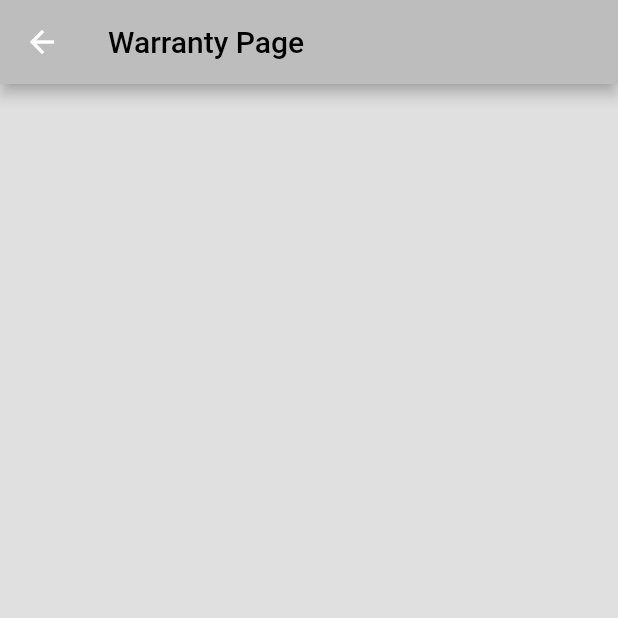
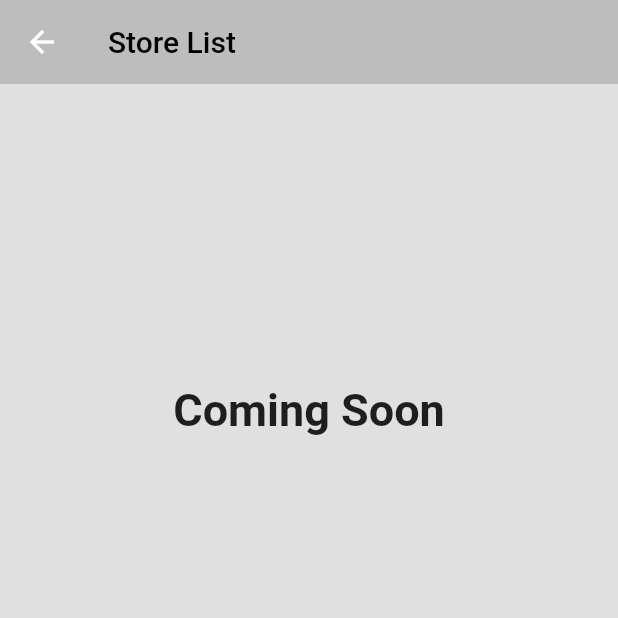
Before and after one commit to AkmalMomo/Warranty_tracker, a Flutter app: the screen it shows once a user with an empty profile is signed in, after a tap on "Store List", on a phone screen of 412 x 824 dp, the top half of it. Run offline on Flutter 3.47's test engine with Material 2 defaults, Android fonts, the phone set to English and light mode, and no system bars; our stand-ins replace cloud_firestore, firebase_auth, firebase_storage, flutter_spinkit, image_picker; missing offline and left inert: firebase_admob; accounts and stored records are empty; network calls fail.

Commit message:
implement admob

```diff
--- /dev/null
+++ b/warranty_tracker/lib/Store List/storelist.dart
@@ -0,0 +1,33 @@
+import 'package:flutter/material.dart';
+
+class StoreList extends StatelessWidget {
+  String uid;
+  StoreList({this.uid});
+  @override
+  Widget build(BuildContext context) {
+    return Scaffold(
+      backgroundColor: Colors.grey[300],
+      appBar: AppBar(
+        backgroundColor: Colors.grey[400],
+        title: Text(
+          'Store List',
+          style: TextStyle(color: Colors.black),
+        ),
+        elevation: 0.0,
+      ),
+      body: Center(
+        child: Column(
+          children: <Widget>[
+            SizedBox(
+              height: 200,
+            ),
+            Text(
+              "Coming Soon",
+              style: TextStyle(fontSize: 30, fontWeight: FontWeight.bold),
+            ),
+          ],
+        ),
+      ),
+    );
+  }
+}
--- a/warranty_tracker/lib/uipage/home.dart
+++ b/warranty_tracker/lib/uipage/home.dart
@@ -1,5 +1,9 @@
+import 'dart:async';
+
+import 'package:firebase_admob/firebase_admob.dart';
 import 'package:firebase_auth/firebase_auth.dart';
 import 'package:flutter/material.dart';
+import 'package:warranty_tracker/Store%20List/storelist.dart';
 import 'package:warranty_tracker/services/auth.dart';
 import 'package:warranty_tracker/uipage/categorypage/categoryselect.dart';
 import 'package:warranty_tracker/uipage/warrantypage.dart';
@@ -14,9 +18,29 @@ class _HomepageState extends State<Homepage> {
   String passUid;
   final AuthService _auth = AuthService();
   final FirebaseAuth auth = FirebaseAuth.instance;
+  BannerAd _bannerAd;
+  static const MobileAdTargetingInfo targetingInfo = MobileAdTargetingInfo();
+
+  BannerAd createBannerAd() {
+    return BannerAd(
+        targetingInfo: targetingInfo,
+        adUnitId: 'ca-app-pub-7346780172090626/9509213809',
+        size: AdSize.smartBanner,
+        listener: (MobileAdEvent event) {
+          print('Banner Event: $event');
+        });
+  }
 
   @override
   Widget build(BuildContext context) {
+    Timer(Duration(seconds: 10), () {
+      _bannerAd?.show();
+    });
+
+    List<Widget> fakeBottomButtons = new List<Widget>();
+    fakeBottomButtons.add(new Container(
+      height: 50,
+    ));
     return Scaffold(
       backgroundColor: Colors.grey[300],
       appBar: AppBar(
@@ -136,9 +160,11 @@ class _HomepageState extends State<Homepage> {
                     Navigator.push(
                       context,
                       MaterialPageRoute(
-                            builder: (context) => WarrantyPage(
+                        builder: (context) => StoreList(
                           uid: passUid,
-                                )));
+                        ),
+                      ),
+                    );
                   },
                 ),
               ),
@@ -149,7 +175,9 @@ class _HomepageState extends State<Homepage> {
           ),
         ],
       ),
-      bottomNavigationBar: BottomAppBar(
+      bottomNavigationBar: Container(
+        margin: const EdgeInsets.only(bottom: 50),
+        child: BottomAppBar(
           child: Row(
             mainAxisAlignment: MainAxisAlignment.center,
             children: <Widget>[
@@ -165,6 +193,20 @@ class _HomepageState extends State<Homepage> {
             ],
           ),
         ),
+      ),
     );
   }
+
+  @override
+  void initState() {
+    super.initState();
+    FirebaseAdMob.instance
+        .initialize(appId: 'ca-app-pub-7346780172090626~4801287384');
+    _bannerAd = createBannerAd()..load();
   }
+
+  @override
+  void dispose() {
+    super.dispose();
+  }
+}
--- a/warranty_tracker/lib/uipage/warrantypick.dart
+++ b/warranty_tracker/lib/uipage/warrantypick.dart
@@ -66,7 +66,9 @@ class _UploadingState extends State<Uploading> {
               style: TextStyle(color: Colors.black),
             ),
           ),
-          bottomNavigationBar: BottomAppBar(
+          bottomNavigationBar: Container(
+            margin: const EdgeInsets.only(bottom: 50),
+            child: BottomAppBar(
               child: Row(
                 mainAxisAlignment: MainAxisAlignment.spaceEvenly,
                 children: <Widget>[
@@ -85,6 +87,7 @@ class _UploadingState extends State<Uploading> {
                     label: Text('Gallery'),
                   ),
                 ],
+              ),
             ),
           ),
           body: ListView(
--- a/warranty_tracker/pubspec.yaml
+++ b/warranty_tracker/pubspec.yaml
@@ -36,6 +36,7 @@ dependencies:
   flutter_spinkit: ^4.1.2+1
   google_fonts: ^1.1.1
   image_picker: ^0.6.0+17
+  firebase_admob: ^0.9.3+4
 
 dev_dependencies:
   flutter_test:
```
Also changed, not shown: warranty_tracker/pubspec.lock, 4 other files. Lines whose indentation alone changed are shown as unchanged.
